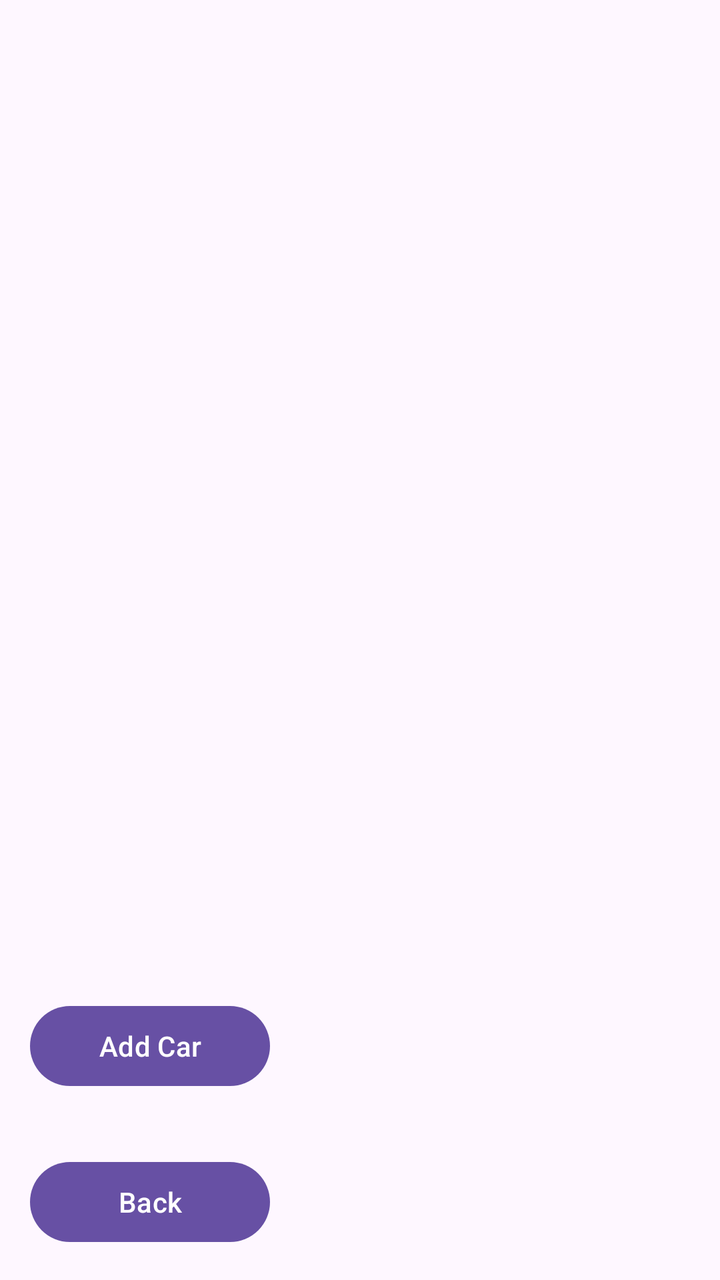
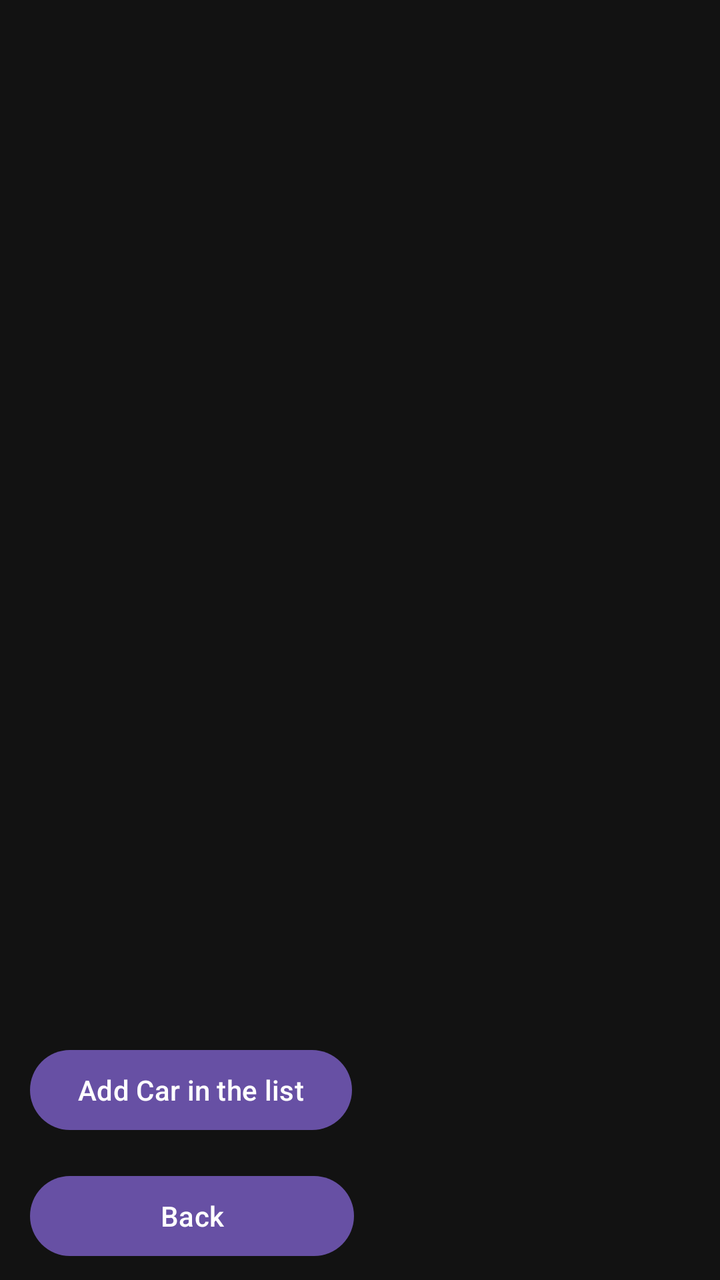

Before-and-after screenshots of an Android layout around one commit, followed by the original layout XML and the change that was made.
<!-- AndroidManifest.xml: application theme Theme.CarsShowsBooksSports -->
<!-- res/layout/activity_add_car.xml -->
<?xml version="1.0" encoding="utf-8"?>
<LinearLayout xmlns:android="http://schemas.android.com/apk/res/android"
    android:orientation="vertical"
    android:layout_width="match_parent"
    android:layout_height="match_parent">

    <androidx.recyclerview.widget.RecyclerView
        android:id="@+id/recyclerViewAvailableCars"
        android:layout_width="match_parent"
        android:layout_height="482dp"
        android:layout_marginTop="50dp"
        android:layout_weight="1" />

    <Button
        android:id="@+id/buttonConfirmAdd"
        android:layout_width="120dp"
        android:layout_height="wrap_content"
        android:layout_margin="15dp"
        android:text="Add Car" />

    <Button
        android:id="@+id/buttonBacktoCars"
        android:layout_width="120dp"
        android:layout_height="wrap_content"
        android:layout_margin="15dp"
        android:text="Back" />
</LinearLayout>
<!-- resources referenced by this layout -->
<resources>
  <style name="Theme.CarsShowsBooksSports" parent="Base.Theme.CarsShowsBooksSports" />
  <style name="Base.Theme.CarsShowsBooksSports" parent="Theme.Material3.DayNight.NoActionBar">
          
          
      </style>
</resources>

<!-- the commit's change to res/layout/activity_add_car.xml (unified diff, before → after) -->
@@ -2,26 +2,40 @@
 <LinearLayout xmlns:android="http://schemas.android.com/apk/res/android"
     android:orientation="vertical"
     android:layout_width="match_parent"
-    android:layout_height="match_parent">
+    android:layout_height="match_parent"
+    android:background="#121212">
+
+    <TextView
+        android:id="@+id/textViewSelect"
+        android:layout_width="match_parent"
+        android:layout_height="44dp"
+        android:layout_marginTop="60dp"
+        android:layout_weight="1"
+        android:text="@string/select_a_car"
+        android:textSize="20sp"
+        />
 
     <androidx.recyclerview.widget.RecyclerView
         android:id="@+id/recyclerViewAvailableCars"
         android:layout_width="match_parent"
         android:layout_height="482dp"
-        android:layout_marginTop="50dp"
+        android:layout_marginTop="20dp"
         android:layout_weight="1" />
 
     <Button
         android:id="@+id/buttonConfirmAdd"
-        android:layout_width="120dp"
+        android:layout_width="wrap_content"
         android:layout_height="wrap_content"
         android:layout_margin="15dp"
-        android:text="Add Car" />
+        android:text="@string/add_car_in_the_list" />
 
     <Button
         android:id="@+id/buttonBacktoCars"
-        android:layout_width="120dp"
+        android:layout_width="162dp"
         android:layout_height="wrap_content"
-        android:layout_margin="15dp"
-        android:text="Back" />
+        android:layout_marginStart="15dp"
+        android:layout_marginBottom="20dp"
+        android:text="@string/back" />
+
+
 </LinearLayout>
<!-- resource entries referenced after the edit -->
@@ -1,5 +1,8 @@
 <!-- resources referenced by this layout -->
 <resources>
+  <string name="add_car_in_the_list">Add Car in the list</string>
+  <string name="back">Back</string>
+  <string name="select_a_car">Select a car:</string>
   <style name="Theme.CarsShowsBooksSports" parent="Base.Theme.CarsShowsBooksSports" />
   <style name="Base.Theme.CarsShowsBooksSports" parent="Theme.Material3.DayNight.NoActionBar">
           
